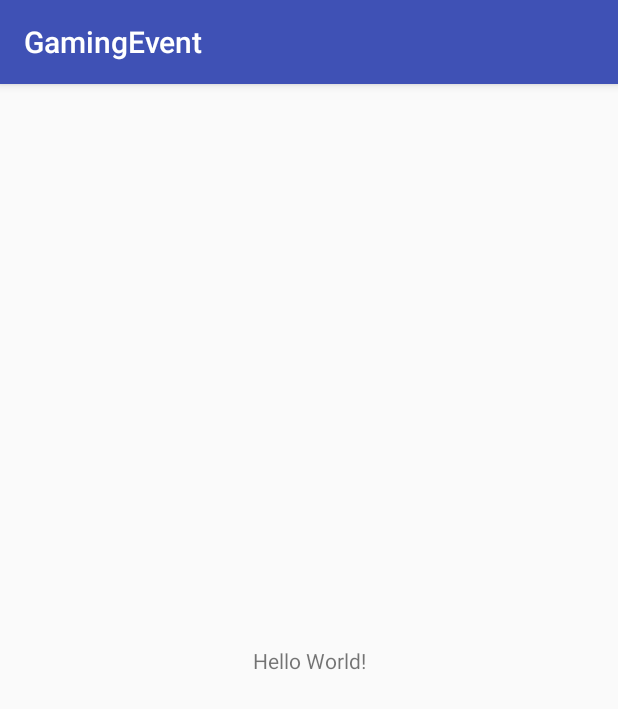
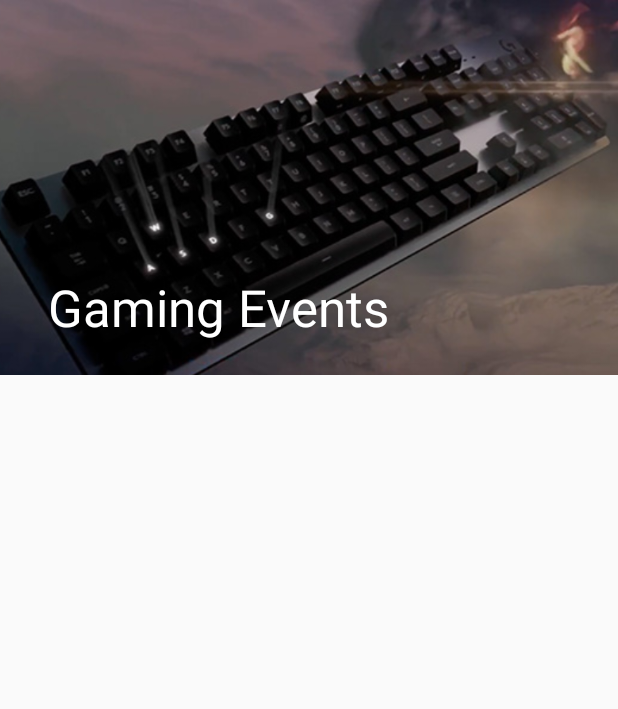
Before and after one commit to vikasgola/GamingEvents, an Android app: the screen it shows after launch (MainActivity), on a phone screen of 412 x 824 dp. Shown: the top 709 px of the screen. Run offline under Robolectric (Android 15) with nearby library versions, the phone set to English and light mode, and no system bars.

Commit message:
toolbar added

```diff
--- a/app/src/main/java/io/github/vikasgola/gamingevent/MainActivity.java
+++ b/app/src/main/java/io/github/vikasgola/gamingevent/MainActivity.java
@@ -1,13 +1,19 @@
 package io.github.vikasgola.gamingevent;
 
+import android.graphics.Color;
 import android.support.v7.app.AppCompatActivity;
 import android.os.Bundle;
+import android.support.v7.widget.Toolbar;
 
 public class MainActivity extends AppCompatActivity {
+    Toolbar toolbar;
 
     @Override
     protected void onCreate(Bundle savedInstanceState) {
         super.onCreate(savedInstanceState);
         setContentView(R.layout.activity_main);
+        toolbar=findViewById(R.id.toolbar);
+
+        setSupportActionBar(toolbar);
     }
 }
--- a/app/src/main/res/layout/activity_main.xml
+++ b/app/src/main/res/layout/activity_main.xml
@@ -1,18 +1,57 @@
 <?xml version="1.0" encoding="utf-8"?>
-<android.support.constraint.ConstraintLayout xmlns:android="http://schemas.android.com/apk/res/android"
+<android.support.design.widget.CoordinatorLayout
+    xmlns:android="http://schemas.android.com/apk/res/android"
     xmlns:app="http://schemas.android.com/apk/res-auto"
-    xmlns:tools="http://schemas.android.com/tools"
     android:layout_width="match_parent"
-    android:layout_height="match_parent"
-    tools:context="io.github.vikasgola.gamingevent.MainActivity">
+    android:layout_height="match_parent">
 
-    <TextView
-        android:layout_width="wrap_content"
-        android:layout_height="wrap_content"
-        android:text="Hello World!"
-        app:layout_constraintBottom_toBottomOf="parent"
-        app:layout_constraintLeft_toLeftOf="parent"
-        app:layout_constraintRight_toRightOf="parent"
-        app:layout_constraintTop_toTopOf="parent" />
+    <android.support.design.widget.AppBarLayout
+        android:id="@+id/app_bar_layout"
+        android:theme="@style/ThemeOverlay.AppCompat.Dark.ActionBar"
+        android:layout_width="match_parent"
+        android:layout_height="wrap_content">
 
-</android.support.constraint.ConstraintLayout>
+        <android.support.design.widget.CollapsingToolbarLayout
+            android:id="@+id/collapsing_toolbar"
+            android:layout_width="match_parent"
+            android:layout_height="match_parent"
+            app:layout_scrollFlags="scroll|exitUntilCollapsed"
+            app:contentScrim="?attr/colorPrimaryDark">
+
+            <ImageView
+                android:id="@+id/expandedImage"
+                android:layout_width="match_parent"
+                android:layout_height="250dp"
+                android:src="@drawable/head"
+                android:scaleType="centerCrop"
+                app:layout_collapseMode="parallax"
+                app:layout_collapseParallaxMultiplier="0.7"
+                />
+
+            <android.support.v7.widget.Toolbar
+                android:id="@+id/toolbar"
+                app:title="Gaming Events"
+                app:titleTextColor="@android:color/white"
+                android:layout_width="match_parent"
+                android:layout_height="?attr/actionBarSize"
+                app:layout_collapseMode="pin" >
+
+            </android.support.v7.widget.Toolbar>
+        </android.support.design.widget.CollapsingToolbarLayout>
+    </android.support.design.widget.AppBarLayout>
+
+    <android.support.v4.widget.NestedScrollView
+        android:layout_width="match_parent"
+        android:layout_height="match_parent"
+        app:layout_behavior="@string/appbar_scrolling_view_behavior">
+
+        <TextView
+            android:layout_width="match_parent"
+            android:layout_height="match_parent"
+            android:textAlignment="center"
+            android:textSize="30sp"
+            android:text=""/>
+
+    </android.support.v4.widget.NestedScrollView>
+
+</android.support.design.widget.CoordinatorLayout>
--- a/app/src/main/res/values/colors.xml
+++ b/app/src/main/res/values/colors.xml
@@ -1,6 +1,6 @@
 <?xml version="1.0" encoding="utf-8"?>
 <resources>
-    <color name="colorPrimary">#3F51B5</color>
-    <color name="colorPrimaryDark">#303F9F</color>
+    <color name="colorPrimary">#000000</color>
+    <color name="colorPrimaryDark">#000000</color>
     <color name="colorAccent">#FF4081</color>
 </resources>
--- a/app/src/main/res/values/styles.xml
+++ b/app/src/main/res/values/styles.xml
@@ -1,7 +1,7 @@
 <resources>
 
     <!-- Base application theme. -->
-    <style name="AppTheme" parent="Theme.AppCompat.Light.DarkActionBar">
+    <style name="AppTheme" parent="Theme.AppCompat.Light.NoActionBar">
         <!-- Customize your theme here. -->
         <item name="colorPrimary">@color/colorPrimary</item>
         <item name="colorPrimaryDark">@color/colorPrimaryDark</item>
```
Also changed, not shown: app/src/main/res/drawable/head.jpg (added).
